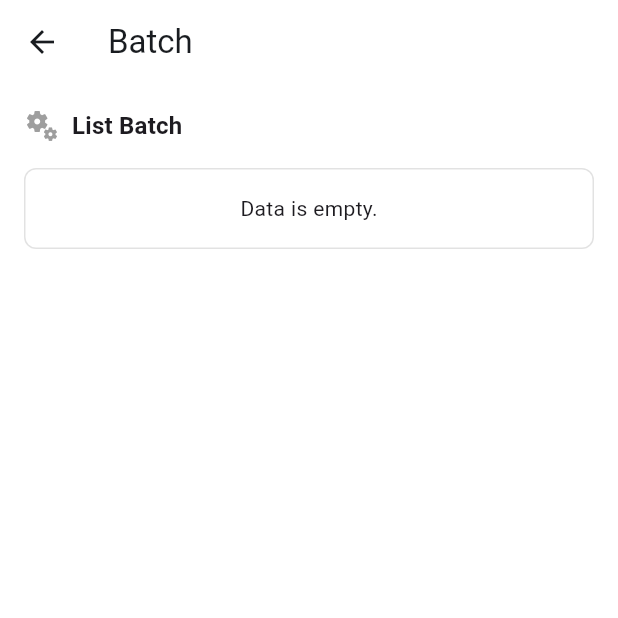
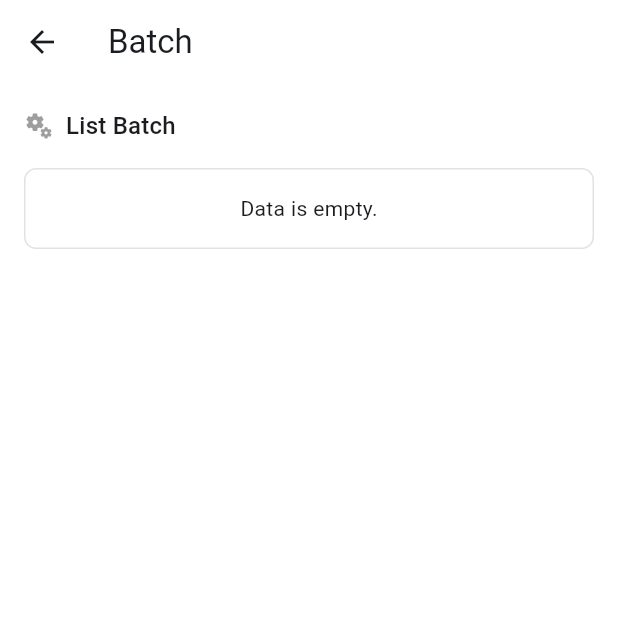
Before and after one commit to kamera846/miraswift_demo, a Flutter app: the BatchScreen screen opened directly, on a phone screen of 412 x 824 dp, the top half of it. Run offline on Flutter 3.47's test engine with Material 3 defaults, Android fonts, the phone set to English and light mode, and no system bars; our stand-ins replace firebase_core, firebase_database; accounts and stored records are empty; network calls fail.

Commit message:
Fix sub title style

```diff
--- a/lib/screens/batch_screen.dart
+++ b/lib/screens/batch_screen.dart
@@ -59,14 +59,11 @@ class _BatchScreenState extends State<BatchScreen> {
                   const Icon(
                     Icons.miscellaneous_services_rounded,
                     color: Colors.grey,
+                    size: 20,
                   ),
                   const SizedBox(width: 8),
-                  Text(
-                    'List Batch',
-                    style: Theme.of(context).textTheme.titleMedium!.copyWith(
-                          fontWeight: FontWeight.bold,
-                        ),
-                  ),
+                  Text('List Batch',
+                      style: Theme.of(context).textTheme.titleMedium),
                 ],
               ),
             ),
```
Also changed, not shown: lib/screens/batch_detail_screen.dart (+6 -12 lines), lib/screens/formula_screen.dart (+3 -6 lines), lib/screens/product_screen.dart (+3 -6 lines).
